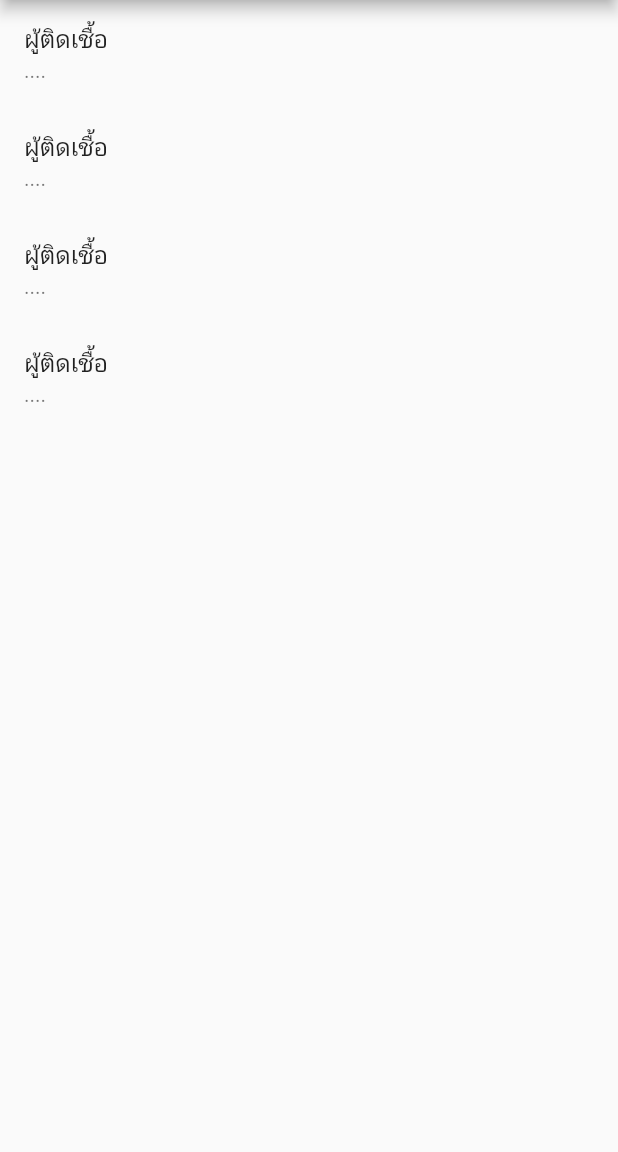
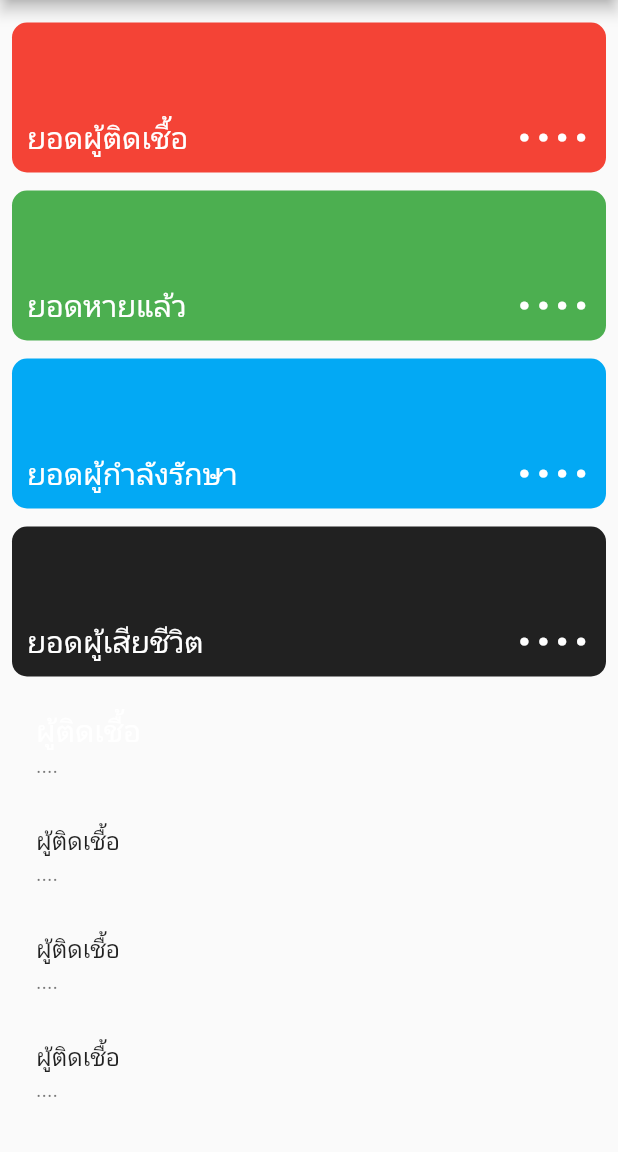
Before and after one commit to suriya43426/cocovid_flutter_async, a Flutter app: the screen it shows after launch, on a phone screen of 412 x 824 dp, the part 84-1236 px from its top. Run offline on Flutter 3.47's test engine with Material 2 defaults, Android fonts, the phone set to English and light mode, and no system bars; network calls fail.

Commit message:
Create stat_box.dart, class StatBox 3 prop title, total, color build container BoxDecoration Row, CrossAxisAlignment Text& Expanded Change parameter to class

```diff
--- a/lib/main.dart
+++ b/lib/main.dart
@@ -1,4 +1,7 @@
+import 'package:covid19/stat_box.dart';
+import 'package:flutter/cupertino.dart';
 import 'package:flutter/material.dart';
+import 'package:flutter/widgets.dart';
 import 'package:http/http.dart' as http;
 import 'package:covid19/covid_today_result.dart';
 
@@ -13,13 +16,13 @@ class MyApp extends StatelessWidget {
         primarySwatch: Colors.blue,
       ),
       home: MyHomePage(title: 'Flutter Demo Home Page'),
+      debugShowCheckedModeBanner: false,
     );
   }
 }
 
 class MyHomePage extends StatefulWidget {
   MyHomePage({Key? key, required this.title}) : super(key: key);
-
   final String title;
 
   @override
@@ -52,12 +55,27 @@ class _MyHomePageState extends State<MyHomePage> {
             (BuildContext context, AsyncSnapshot<CovidTodayResult> snapshot) {
           if (snapshot.connectionState == ConnectionState.done) {
             var result = snapshot.data;
-            return ListView(
+            return Padding(
+              padding: EdgeInsets.fromLTRB(8.0,15.0,8.0,15.0),
+              child: ListView(
                 children: [
+                  StatBox(title:'ยอดผู้ติดเชื้อ',total: result?.confirmed, backgroundColor: Colors.red),
+                  SizedBox(height: 12,),
+                  StatBox(title:'ยอดหายแล้ว',total: result?.recovered, backgroundColor: Colors.green),
+                  SizedBox(height: 12,),
+                  StatBox(title:'ยอดผู้กำลังรักษา',total: result?.hospitalized, backgroundColor: Colors.lightBlue),
+                  SizedBox(height: 12,),
+                  StatBox(title:'ยอดผู้เสียชีวิต',total: result?.deaths, backgroundColor: Colors.black87),
+                  SizedBox(height: 12,),
                   ListTile(
-                  title: Text('ผู้ติดเชื้อ'),
-                  subtitle: Text('${result?.confirmed ?? '....'}'),
+                      title: Text(
+                        'ผู้ติดเชื้อ',
+                        style: TextStyle(
+                          color: Colors.white,
+                          fontSize: 20,
                         ),
+                      ),
+                      subtitle: Text('${result?.confirmed ?? '....'}')),
                   ListTile(
                     title: Text('ผู้ติดเชื้อ'),
                     subtitle: Text('${result?.confirmed ?? '....'}'),
@@ -71,6 +89,7 @@ class _MyHomePageState extends State<MyHomePage> {
                     subtitle: Text('${result?.confirmed ?? '....'}'),
                   ),
                 ],
+              ),
             );
           }
           return LinearProgressIndicator();
--- /dev/null
+++ b/lib/stat_box.dart
@@ -0,0 +1,42 @@
+import 'package:flutter/material.dart';
+
+class StatBox extends StatelessWidget {
+
+  final String? title;
+  final int? total;
+  final Color? backgroundColor;
+
+  const StatBox({this.title, this.total, this.backgroundColor});
+
+  @override
+  Widget build(BuildContext context) {
+    return Container(
+      height: 100,
+      padding: EdgeInsets.all(10),
+      decoration: BoxDecoration(
+        borderRadius: BorderRadius.circular(10),
+        color: backgroundColor!,
+      ),
+      child: Row(
+        crossAxisAlignment: CrossAxisAlignment.end,
+        children: [
+          Text(title!, style: TextStyle(
+            color: Colors.white,
+            fontSize: 20,
+          ),
+          ),
+          Expanded(
+            child: Text(
+              '${total ?? '....'}',
+              style: TextStyle(
+                color: Colors.white,
+                fontSize: 48,
+              ),
+              textAlign: TextAlign.right,
+            ),
+          ),
+        ],
+      ),
+    );
+  }
+}
```
Lines whose indentation alone changed are shown as unchanged.
